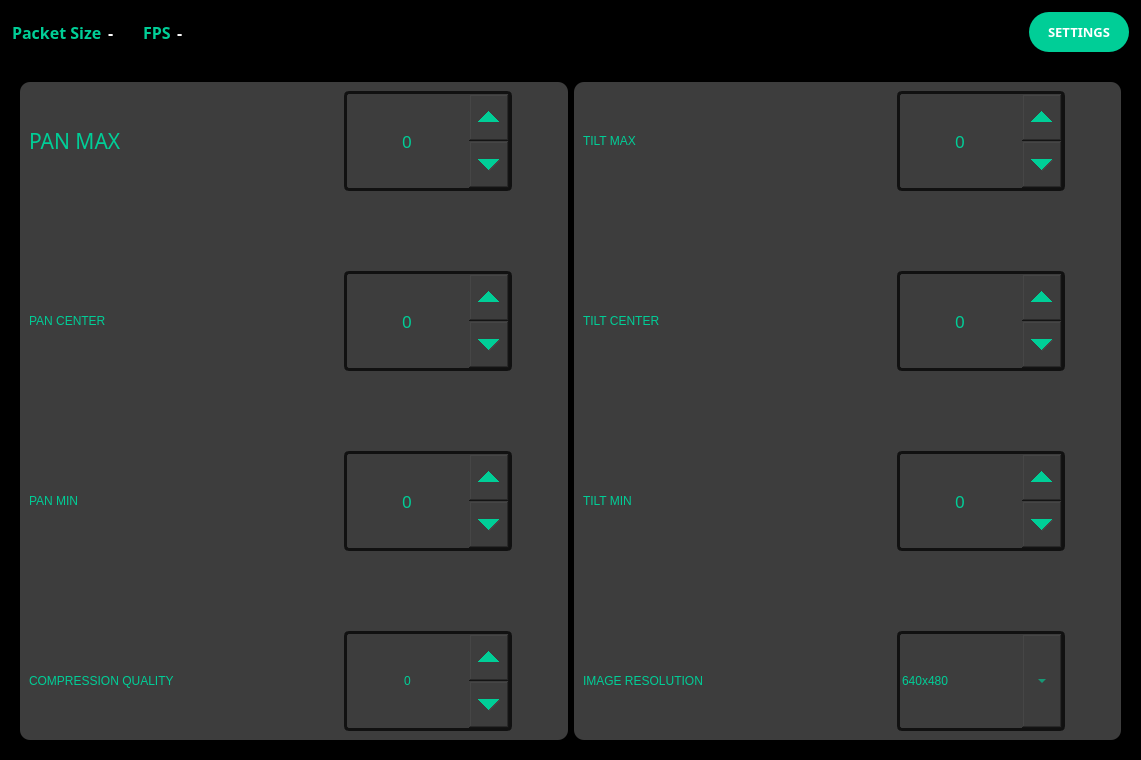
jpriverar/smart-4g-rc-car, file source/controller/GUI-4G-CAR-DEF_#2.ui: the form before one commit.
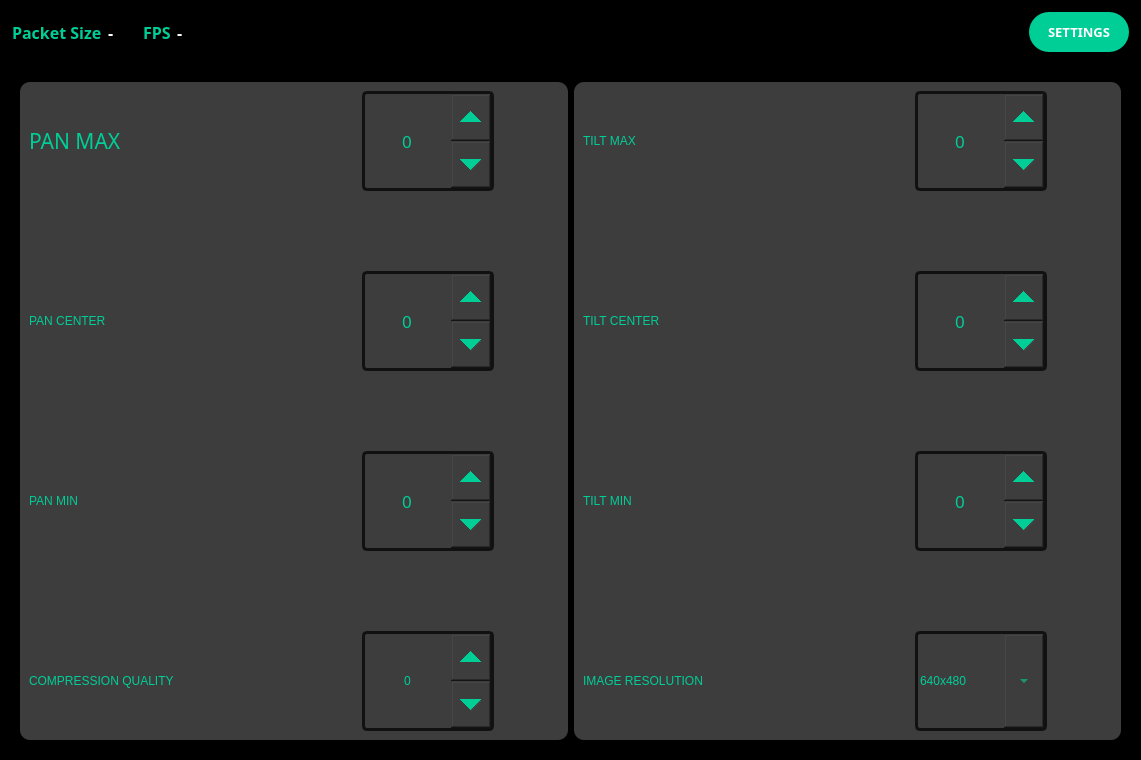
The form after the commit. The open tabs and pages were chosen to show the change.

Commit message: changed GUI widget variable names

```diff
--- a/source/controller/GUI-4G-CAR-DEF_#2.ui
+++ b/source/controller/GUI-4G-CAR-DEF_#2.ui
@@ -3262,7 +3262,7 @@
                       <widget class="QSpinBox" name="spinBox_PAN_MAX">
                        <property name="minimumSize">
                         <size>
-                         <width>168</width>
+                         <width>132</width>
                          <height>100</height>
                         </size>
                        </property>
@@ -3347,6 +3347,15 @@
                             </color>
                            </brush>
                           </colorrole>
+                          <colorrole role="PlaceholderText">
+                           <brush brushstyle="SolidPattern">
+                            <color alpha="255">
+                             <red>0</red>
+                             <green>206</green>
+                             <blue>151</blue>
+                            </color>
+                           </brush>
+                          </colorrole>
                          </active>
                          <inactive>
                           <colorrole role="WindowText">
@@ -3421,6 +3430,15 @@
                             </color>
                            </brush>
                           </colorrole>
+                          <colorrole role="PlaceholderText">
+                           <brush brushstyle="SolidPattern">
+                            <color alpha="255">
+                             <red>0</red>
+                             <green>206</green>
+                             <blue>151</blue>
+                            </color>
+                           </brush>
+                          </colorrole>
                          </inactive>
                          <disabled>
                           <colorrole role="WindowText">
@@ -3495,6 +3513,15 @@
                             </color>
                            </brush>
                           </colorrole>
+                          <colorrole role="PlaceholderText">
+                           <brush brushstyle="SolidPattern">
+                            <color alpha="255">
+                             <red>0</red>
+                             <green>206</green>
+                             <blue>151</blue>
+                            </color>
+                           </brush>
+                          </colorrole>
                          </disabled>
                         </palette>
                        </property>
@@ -3502,7 +3529,7 @@
                         <font>
                          <family>Bahnschrift SemiBold SemiConden</family>
                          <pointsize>13</pointsize>
-                         <weight>10</weight>
+                         <weight>11</weight>
                          <italic>false</italic>
                          <bold>false</bold>
                         </font>
@@ -3578,7 +3605,7 @@
                       <widget class="QSpinBox" name="spinBox_PAN_CENTER">
                        <property name="minimumSize">
                         <size>
-                         <width>168</width>
+                         <width>132</width>
                          <height>100</height>
                         </size>
                        </property>
@@ -3663,6 +3690,15 @@
                             </color>
                            </brush>
                           </colorrole>
+                          <colorrole role="PlaceholderText">
+                           <brush brushstyle="SolidPattern">
+                            <color alpha="255">
+                             <red>0</red>
+                             <green>206</green>
+                             <blue>151</blue>
+                            </color>
+                           </brush>
+                          </colorrole>
                          </active>
                          <inactive>
                           <colorrole role="WindowText">
@@ -3737,6 +3773,15 @@
                             </color>
                            </brush>
                           </colorrole>
+                          <colorrole role="PlaceholderText">
+                           <brush brushstyle="SolidPattern">
+                            <color alpha="255">
+                             <red>0</red>
+                             <green>206</green>
+                             <blue>151</blue>
+                            </color>
+                           </brush>
+                          </colorrole>
                          </inactive>
                          <disabled>
                           <colorrole role="WindowText">
@@ -3811,6 +3856,15 @@
                             </color>
                            </brush>
                           </colorrole>
+                          <colorrole role="PlaceholderText">
+                           <brush brushstyle="SolidPattern">
+                            <color alpha="255">
+                             <red>0</red>
+                             <green>206</green>
+                             <blue>151</blue>
+                            </color>
+                           </brush>
+                          </colorrole>
                          </disabled>
                         </palette>
                        </property>
@@ -3818,7 +3872,7 @@
                         <font>
                          <family>Bahnschrift SemiBold SemiConden</family>
                          <pointsize>13</pointsize>
-                         <weight>10</weight>
+                         <weight>11</weight>
                          <italic>false</italic>
                          <bold>false</bold>
                         </font>
@@ -3888,7 +3942,7 @@
                       <widget class="QSpinBox" name="spinBox_PAN_MIN">
                        <property name="minimumSize">
                         <size>
-                         <width>168</width>
+                         <width>132</width>
                          <height>100</height>
                         </size>
                        </property>
@@ -3973,6 +4027,15 @@
                             </color>
                            </brush>
                           </colorrole>
+                          <colorrole role="PlaceholderText">
+                           <brush brushstyle="SolidPattern">
+                            <color alpha="255">
+                             <red>0</red>
+                             <green>206</green>
+                             <blue>151</blue>
+                            </color>
+                           </brush>
+                          </colorrole>
                          </active>
                          <inactive>
                           <colorrole role="WindowText">
@@ -4047,6 +4110,15 @@
                             </color>
                            </brush>
                           </colorrole>
+                          <colorrole role="PlaceholderText">
+                           <brush brushstyle="SolidPattern">
+                            <color alpha="255">
+                             <red>0</red>
+                             <green>206</green>
+                             <blue>151</blue>
+                            </color>
+                           </brush>
+                          </colorrole>
                          </inactive>
                          <disabled>
                           <colorrole role="WindowText">
@@ -4121,6 +4193,15 @@
                             </color>
                            </brush>
                           </colorrole>
+                          <colorrole role="PlaceholderText">
+                           <brush brushstyle="SolidPattern">
+                            <color alpha="255">
+                             <red>0</red>
+                             <green>206</green>
+                             <blue>151</blue>
+                            </color>
+                           </brush>
+                          </colorrole>
                          </disabled>
                         </palette>
                        </property>
@@ -4128,7 +4209,7 @@
                         <font>
                          <family>Bahnschrift SemiBold SemiConden</family>
                          <pointsize>13</pointsize>
-                         <weight>10</weight>
+                         <weight>11</weight>
                          <italic>false</italic>
                          <bold>false</bold>
                         </font>
@@ -4198,7 +4279,7 @@
                       <widget class="QSpinBox" name="spinBox_COMPRESSION">
                        <property name="minimumSize">
                         <size>
-                         <width>168</width>
+                         <width>132</width>
                          <height>100</height>
                         </size>
                        </property>
@@ -4283,6 +4364,15 @@
                             </color>
                            </brush>
                           </colorrole>
+                          <colorrole role="PlaceholderText">
+                           <brush brushstyle="SolidPattern">
+                            <color alpha="255">
+                             <red>0</red>
+                             <green>206</green>
+                             <blue>151</blue>
+                            </color>
+                           </brush>
+                          </colorrole>
                          </active>
                          <inactive>
                           <colorrole role="WindowText">
@@ -4357,6 +4447,15 @@
                             </color>
                            </brush>
                           </colorrole>
+                          <colorrole role="PlaceholderText">
+                           <brush brushstyle="SolidPattern">
+                            <color alpha="255">
+                             <red>0</red>
+                             <green>206</green>
+                             <blue>151</blue>
+                            </color>
+                           </brush>
+                          </colorrole>
                          </inactive>
                          <disabled>
                           <colorrole role="WindowText">
@@ -4431,6 +4530,15 @@
                             </color>
                            </brush>
                           </colorrole>
+                          <colorrole role="PlaceholderText">
+                           <brush brushstyle="SolidPattern">
+                            <color alpha="255">
+                             <red>0</red>
+                             <green>206</green>
+                             <blue>151</blue>
+                            </color>
+                           </brush>
+                          </colorrole>
                          </disabled>
                         </palette>
                        </property>
@@ -4617,7 +4725,7 @@
                       <widget class="QSpinBox" name="spinBox_TILT_MAX">
                        <property name="minimumSize">
                         <size>
-                         <width>168</width>
+                         <width>132</width>
                          <height>100</height>
                         </size>
                        </property>
@@ -4702,6 +4810,15 @@
                             </color>
                            </brush>
                           </colorrole>
+                          <colorrole role="PlaceholderText">
+                           <brush brushstyle="SolidPattern">
+                            <color alpha="255">
+                             <red>0</red>
+                             <green>206</green>
+                             <blue>151</blue>
+                            </color>
+                           </brush>
+                          </colorrole>
                          </active>
                          <inactive>
                           <colorrole role="WindowText">
@@ -4776,6 +4893,15 @@
                             </color>
                            </brush>
                           </colorrole>
+                          <colorrole role="PlaceholderText">
+                           <brush brushstyle="SolidPattern">
+                            <color alpha="255">
+                             <red>0</red>
+                             <green>206</green>
+                             <blue>151</blue>
+                            </color>
+                           </brush>
+                          </colorrole>
                          </inactive>
                          <disabled>
                           <colorrole role="WindowText">
@@ -4850,6 +4976,15 @@
                             </color>
                            </brush>
                           </colorrole>
+                          <colorrole role="PlaceholderText">
+                           <brush brushstyle="SolidPattern">
+                            <color alpha="255">
+                             <red>0</red>
+                             <green>206</green>
+                             <blue>151</blue>
+                            </color>
+                           </brush>
+                          </colorrole>
                          </disabled>
                         </palette>
                        </property>
@@ -4857,7 +4992,7 @@
                         <font>
                          <family>Bahnschrift SemiBold SemiConden</family>
                          <pointsize>13</pointsize>
-                         <weight>10</weight>
+                         <weight>11</weight>
                          <italic>false</italic>
                          <bold>false</bold>
                         </font>
@@ -4902,6 +5037,9 @@
                        <property name="alignment">
                         <set>Qt::AlignCenter</set>
                        </property>
+                       <property name="maximum">
+                        <number>180</number>
+                       </property>
                       </widget>
                      </item>
                      <item>
@@ -4924,7 +5062,7 @@
                       <widget class="QSpinBox" name="spinBox_TILT_CENTER">
                        <property name="minimumSize">
                         <size>
-                         <width>168</width>
+                         <width>132</width>
                          <height>100</height>
                         </size>
                        </property>
@@ -5009,6 +5147,15 @@
                             </color>
                            </brush>
                           </colorrole>
+                          <colorrole role="PlaceholderText">
+                           <brush brushstyle="SolidPattern">
+                            <color alpha="255">
+                             <red>0</red>
+                             <green>206</green>
+                             <blue>151</blue>
+                            </color>
+                           </brush>
+                          </colorrole>
                          </active>
                          <inactive>
                           <colorrole role="WindowText">
@@ -5083,6 +5230,15 @@
                             </color>
                            </brush>
                           </colorrole>
+                          <colorrole role="PlaceholderText">
+                           <brush brushstyle="SolidPattern">
+                            <color alpha="255">
+                             <red>0</red>
+                             <green>206</green>
+                             <blue>151</blue>
+                            </color>
+                           </brush>
+                          </colorrole>
                          </inactive>
                          <disabled>
                           <colorrole role="WindowText">
@@ -5157,6 +5313,15 @@
                             </color>
                            </brush>
                           </colorrole>
+                          <colorrole role="PlaceholderText">
+                           <brush brushstyle="SolidPattern">
+                            <color alpha="255">
+                             <red>0</red>
+                             <green>206</green>
+                             <blue>151</blue>
+                            </color>
+                           </brush>
+                          </colorrole>
                          </disabled>
                         </palette>
                        </property>
@@ -5164,7 +5329,7 @@
                         <font>
                          <family>Bahnschrift SemiBold SemiConden</family>
                          <pointsize>13</pointsize>
-                         <weight>10</weight>
+                         <weight>11</weight>
                          <italic>false</italic>
                          <bold>false</bold>
                         </font>
@@ -5209,6 +5374,9 @@
                        <property name="alignment">
                         <set>Qt::AlignCenter</set>
                        </property>
+                       <property name="maximum">
+                        <number>180</number>
+                       </property>
                       </widget>
                      </item>
                      <item>
@@ -5231,7 +5399,7 @@
                       <widget class="QSpinBox" name="spinBox_TILT_MIN">
                        <property name="minimumSize">
                         <size>
-                         <width>168</width>
+                         <width>132</width>
                          <height>100</height>
                         </size>
                        </property>
@@ -5316,6 +5484,15 @@
                             </color>
                            </brush>
                           </colorrole>
+                          <colorrole role="PlaceholderText">
+                           <brush brushstyle="SolidPattern">
+                            <color alpha="255">
+                             <red>0</red>
+                             <green>206</green>
+                             <blue>151</blue>
+                            </color>
+                           </brush>
+                          </colorrole>
                          </active>
                          <inactive>
                           <colorrole role="WindowText">
@@ -5390,6 +5567,15 @@
                             </color>
                            </brush>
                           </colorrole>
+                          <colorrole role="PlaceholderText">
+                           <brush brushstyle="SolidPattern">
+                            <color alpha="255">
+                             <red>0</red>
+                             <green>206</green>
+                             <blue>151</blue>
+                            </color>
+                           </brush>
+                          </colorrole>
                          </inactive>
                          <disabled>
                           <colorrole role="WindowText">
@@ -5464,6 +5650,15 @@
                             </color>
                            </brush>
                           </colorrole>
+                          <colorrole role="PlaceholderText">
+                           <brush brushstyle="SolidPattern">
+                            <color alpha="255">
+                             <red>0</red>
+                             <green>206</green>
+                             <blue>151</blue>
+                            </color>
+                           </brush>
+                          </colorrole>
                          </disabled>
                         </palette>
                        </property>
@@ -5471,7 +5666,7 @@
                         <font>
                          <family>Bahnschrift SemiBold SemiConden</family>
                          <pointsize>13</pointsize>
-                         <weight>10</weight>
+                         <weight>11</weight>
                          <italic>false</italic>
                          <bold>false</bold>
                         </font>
@@ -5516,6 +5711,9 @@
                        <property name="alignment">
                         <set>Qt::AlignCenter</set>
                        </property>
+                       <property name="maximum">
+                        <number>180</number>
+                       </property>
                       </widget>
                      </item>
                      <item>
@@ -5538,7 +5736,7 @@
                       <widget class="QComboBox" name="comboBox_IMAGE">
                        <property name="minimumSize">
                         <size>
-                         <width>168</width>
+                         <width>132</width>
                          <height>100</height>
                         </size>
                        </property>
```
Left out of the diff: 283 changed lines with no effect on the pictures. The commit also changes 3 other files.
